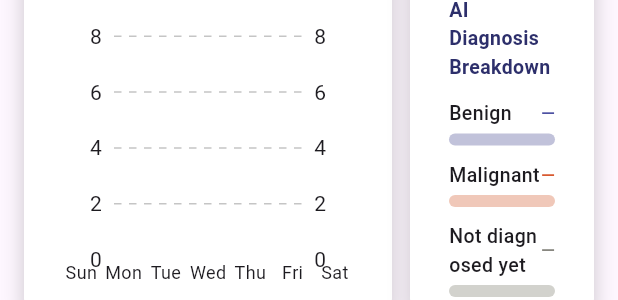
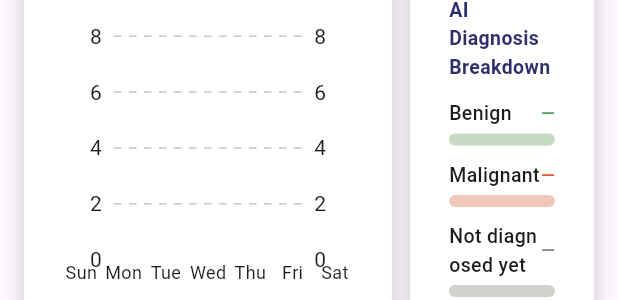
Before and after one commit to reembirawi/diagnose_app_admin, a Flutter app: the DashboardHome widget shown alone on an empty page, opened directly, on a phone screen of 412 x 824 dp. Shown: the part 510-810 px from the top of the screen. Run offline on Flutter 3.47's test engine with Material 3 defaults, Android fonts, the phone set to English and light mode, and no system bars; drawn by our look-alikes of fl_chart; our stand-ins replace cloud_firestore, firebase_auth, firebase_core, google_fonts; accounts and stored records are empty.

Commit message:
fix ai diagnosis breakdown benign color

```diff
--- a/lib/home_dashboard.dart
+++ b/lib/home_dashboard.dart
@@ -213,8 +213,8 @@ class _DashboardHomeState extends State<DashboardHome> {
     required int count,
     required double ratio,
     required int total,
-    Color color = const Color(0xFF4D51A2),
-    Color trackColor = const Color.fromARGB(255, 193, 194, 218),
+    Color color = const Color.fromARGB(255, 77, 162, 98),
+    Color trackColor = const Color.fromARGB(255, 199, 218, 193),
   }) {
     final pct = total == 0 ? '—' : '${(ratio * 100).toStringAsFixed(1)}%';
 
```
